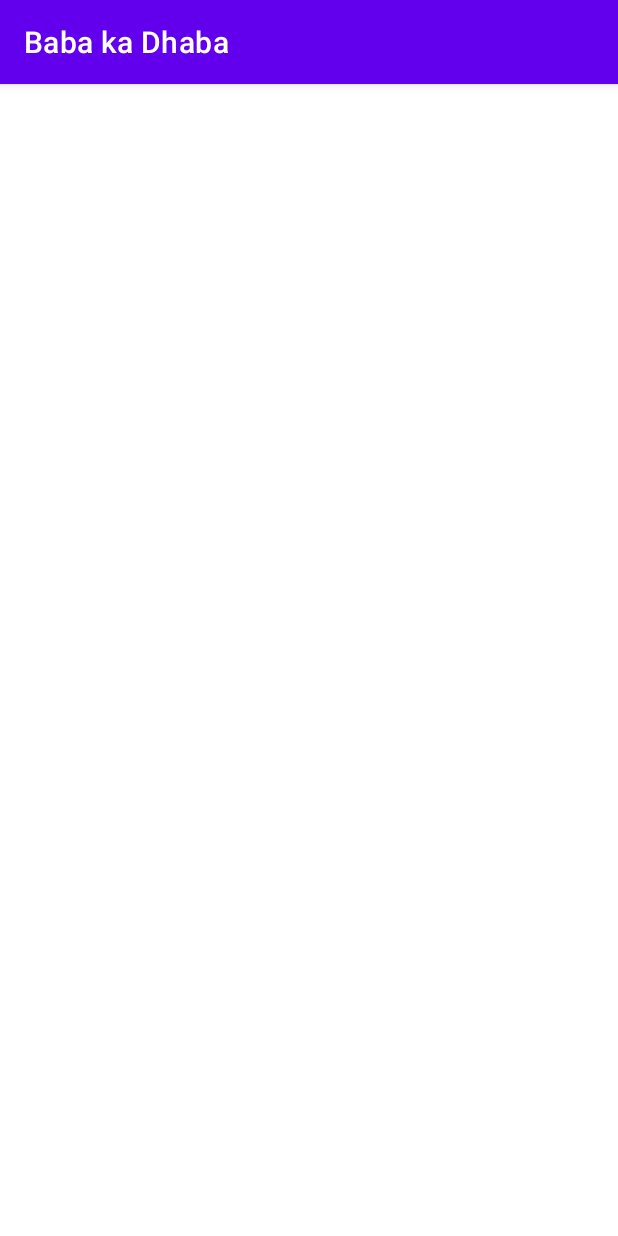
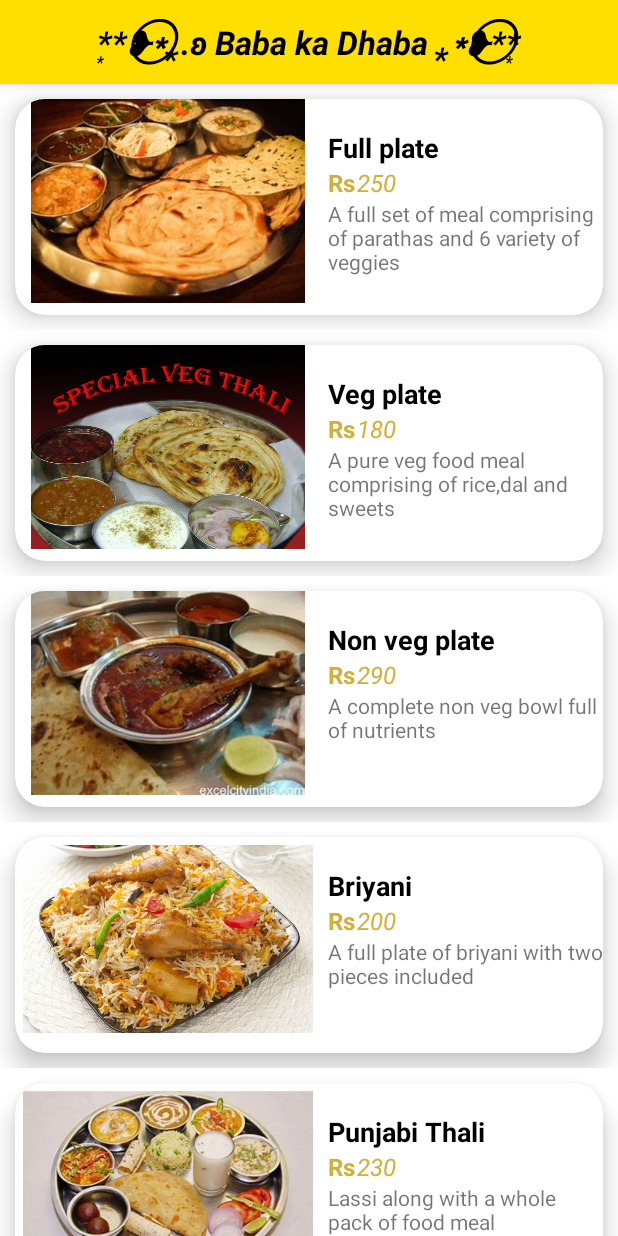
Before and after one commit to Avi2001tech/Baba_ka_Dhaba, an Android app: the screen it shows after launch (MainActivity), on a phone screen of 412 x 824 dp. Run offline under Robolectric (Android 15) with nearby library versions, the phone set to English and light mode, and no system bars.

Commit message:
Created model and adapter class along with the layout of recycler view and food items added

```diff
--- a/app/build.gradle
+++ b/app/build.gradle
@@ -13,6 +13,10 @@ android {
         versionName "1.0"
 
         testInstrumentationRunner "androidx.test.runner.AndroidJUnitRunner"
+    }
+
+    buildFeatures{
+        viewBinding true
     }
 
     buildTypes {
--- /dev/null
+++ b/app/src/main/java/com/example/babakadhaba/Adapters/MainAdapter.java
@@ -0,0 +1,63 @@
+package com.example.babakadhaba.Adapters;
+
+import android.content.Context;
+import android.view.LayoutInflater;
+import android.view.View;
+import android.view.ViewGroup;
+import android.widget.ImageView;
+import android.widget.TextView;
+
+import androidx.annotation.NonNull;
+import androidx.recyclerview.widget.RecyclerView;
+
+import com.example.babakadhaba.Models.MainModel;
+import com.example.babakadhaba.R;
+
+import java.util.ArrayList;
+
+public class MainAdapter extends RecyclerView.Adapter<MainAdapter.viewholder> {
+
+    ArrayList<MainModel> list;
+    Context context;
+
+    public MainAdapter(ArrayList<MainModel> list, Context context) {
+        this.list = list;
+        this.context = context;
+    }
+
+    @NonNull
+    @Override
+    public viewholder onCreateViewHolder(@NonNull ViewGroup parent, int viewType) {
+        View view = LayoutInflater.from(context).inflate(R.layout.food_sample,parent,false);
+        return new viewholder(view);
+    }
+
+    @Override
+    public void onBindViewHolder(@NonNull viewholder holder, int position) {
+        final MainModel model = list.get(position);
+        holder.foodImage.setImageResource(model.getImage());
+        holder.foodName.setText(model.getName());
+        holder.foodPrice.setText(model.getPrice());
+        holder.foodDesc.setText(model.getDescription());
+    }
+
+    @Override
+    public int getItemCount() {
+        return list.size();
+    }
+
+    public class viewholder extends RecyclerView.ViewHolder {
+        ImageView foodImage;
+        TextView foodName,foodPrice,foodDesc;
+
+
+        public viewholder(@NonNull View itemView) {
+            super(itemView);
+
+            foodImage=itemView.findViewById(R.id.food_image);
+            foodName=itemView.findViewById(R.id.food_name);
+            foodPrice=itemView.findViewById(R.id.food_price);
+            foodDesc=itemView.findViewById(R.id.food_desc);
+        }
+    }
+}
--- a/app/src/main/java/com/example/babakadhaba/MainActivity.java
+++ b/app/src/main/java/com/example/babakadhaba/MainActivity.java
@@ -1,14 +1,43 @@
 package com.example.babakadhaba;
 
 import androidx.appcompat.app.AppCompatActivity;
+import androidx.recyclerview.widget.LinearLayoutManager;
 
 import android.os.Bundle;
+import android.view.LayoutInflater;
+
+import com.example.babakadhaba.Adapters.MainAdapter;
+import com.example.babakadhaba.Models.MainModel;
+import com.example.babakadhaba.databinding.ActivityMainBinding;
+
+import java.util.ArrayList;
 
 public class MainActivity extends AppCompatActivity {
+    ActivityMainBinding binding;
 
     @Override
     protected void onCreate(Bundle savedInstanceState) {
         super.onCreate(savedInstanceState);
-        setContentView(R.layout.activity_main);
+        binding = ActivityMainBinding.inflate(getLayoutInflater());
+        setContentView(binding.getRoot());
+
+        ArrayList<MainModel> list = new ArrayList<>();
+        list.add(new MainModel(R.drawable.full_meal_2,"Full plate","250","A full set of meal comprising of parathas and 6 variety of veggies"));
+        list.add(new MainModel(R.drawable.veg,"Veg plate","180","A pure veg food meal comprising of rice,dal and sweets"));
+        list.add(new MainModel(R.drawable.non_veg_thali,"Non veg plate","290","A complete non veg bowl full of nutrients"));
+        list.add(new MainModel(R.drawable.biryani,"Briyani","200","A full plate of briyani with two pieces included"));
+        list.add(new MainModel(R.drawable.punjabi,"Punjabi Thali","230","Lassi along with a whole pack of food meal"));
+        list.add(new MainModel(R.drawable.south,"South thali","180","Get the taste of south in a full plate"));
+        list.add(new MainModel(R.drawable.eggcurry,"Egg Curry","100","One bowl of egg curry with two eggs included"));
+        list.add(new MainModel(R.drawable.paneer_tikka,"Paneer tikka","80","Two grilled high chain pieces of paneer"));
+        list.add(new MainModel(R.drawable.paratha,"Paratha","60","4 pcs of paratha "));
+        list.add(new MainModel(R.drawable.chappati_6_pc,"Roti","30","6 pcs of hot cooked chappati"));
+        list.add(new MainModel(R.drawable.gulab_jamun_4pc,"Gulab Jamun","60","4 pcs of mouth watering gulab jamun to make your day"));
+
+        MainAdapter adapter = new MainAdapter(list,this);
+        binding.recyclerview.setAdapter(adapter);
+
+        LinearLayoutManager layoutManager = new LinearLayoutManager(this);
+        binding.recyclerview.setLayoutManager(layoutManager);
     }
 }
--- /dev/null
+++ b/app/src/main/java/com/example/babakadhaba/Models/MainModel.java
@@ -0,0 +1,45 @@
+package com.example.babakadhaba.Models;
+
+public class MainModel {
+    int image;
+    String name,price,description;
+
+    public MainModel(int image, String name, String price, String description) {
+        this.image = image;
+        this.name = name;
+        this.price = price;
+        this.description = description;
+    }
+
+    public int getImage() {
+        return image;
+    }
+
+    public void setImage(int image) {
+        this.image = image;
+    }
+
+    public String getName() {
+        return name;
+    }
+
+    public void setName(String name) {
+        this.name = name;
+    }
+
+    public String getPrice() {
+        return price;
+    }
+
+    public void setPrice(String price) {
+        this.price = price;
+    }
+
+    public String getDescription() {
+        return description;
+    }
+
+    public void setDescription(String description) {
+        this.description = description;
+    }
+}
--- a/app/src/main/res/layout/activity_main.xml
+++ b/app/src/main/res/layout/activity_main.xml
@@ -7,9 +7,36 @@
     android:orientation="vertical"
     tools:context=".MainActivity">
 
+   <com.google.android.material.appbar.AppBarLayout
+       android:id="@+id/appbar_layout"
+       android:layout_width="match_parent"
+       android:layout_height="wrap_content">
+      <RelativeLayout
+          android:layout_width="match_parent"
+          android:layout_height="wrap_content">
+
+         <androidx.appcompat.widget.Toolbar
+             android:id="@+id/toolbar"
+             android:layout_width="match_parent"
+             android:layout_height="wrap_content"
+             android:theme="@style/ThemeOverlay.AppCompat.ActionBar"></androidx.appcompat.widget.Toolbar>
+
+         <TextView
+             android:layout_centerInParent="true"
+             android:layout_width="wrap_content"
+             android:layout_height="wrap_content"
+             android:textSize="22sp"
+             android:textStyle="bold|italic"
+             android:textColor="@color/black"
+             android:text="*͙*❥⃝∗⁎.ʚ Baba ka Dhaba ⁎∗❥⃝**͙"/>
+
+      </RelativeLayout>
+   </com.google.android.material.appbar.AppBarLayout>
+
    <androidx.recyclerview.widget.RecyclerView
        android:layout_width="match_parent"
-       android:layout_height="match_parent"
-       android:id="@+id/food_items"/>
+       android:layout_height="wrap_content"
+       android:id="@+id/recyclerview"
+       tools:listitem="@layout/food_sample"/>
 
 </LinearLayout>
--- a/app/src/main/res/layout/food_sample.xml
+++ b/app/src/main/res/layout/food_sample.xml
@@ -1,10 +1,11 @@
 <?xml version="1.0" encoding="utf-8"?>
 <LinearLayout xmlns:android="http://schemas.android.com/apk/res/android"
     android:layout_width="match_parent"
-    android:layout_height="match_parent"
+    android:layout_height="wrap_content"
     xmlns:app="http://schemas.android.com/apk/res-auto">
 
     <androidx.cardview.widget.CardView
+        android:padding="5dp"
         android:layout_margin="10dp"
         android:layout_width="match_parent"
         android:layout_height="144dp"
@@ -17,12 +18,14 @@
             android:orientation="horizontal">
 
             <ImageView
+                android:id="@+id/food_image"
                 android:layout_width="0dp"
                 android:padding="5dp"
                 android:layout_height="match_parent"
                 android:scaleType="centerCrop"
                 android:src="@drawable/eggcurry"
                 android:layout_weight="1"
+                android:layout_marginStart="5dp"
                 android:layout_marginBottom="8dp"/>
 
             <LinearLayout
@@ -32,9 +35,10 @@
                 android:orientation="vertical">
 
                 <TextView
+                    android:id="@+id/food_name"
                     android:layout_width="match_parent"
                     android:layout_height="wrap_content"
-                    android:textSize="24sp"
+                    android:textSize="18sp"
                     android:textColor="#000000"
                     android:text="Name"
                     android:layout_marginTop="20dp"
@@ -48,26 +52,28 @@
                     <TextView
                         android:layout_width="wrap_content"
                         android:layout_height="wrap_content"
-                        android:textSize="20sp"
+                        android:textSize="16sp"
                         android:textColor="#d4af37"
                         android:text="Rs"
                         android:layout_marginStart="10dp"
                         android:textStyle="bold"/>
 
                     <TextView
+                        android:id="@+id/food_price"
                         android:layout_width="wrap_content"
                         android:layout_height="wrap_content"
-                        android:textSize="20sp"
+                        android:textSize="16sp"
                         android:textColor="#d4af37"
                         android:text="Price"
-                        android:layout_marginStart="10dp"
+                        android:layout_marginStart="1dp"
                         android:textStyle="italic"/>
 
                 </LinearLayout>
                 <TextView
+                    android:id="@+id/food_desc"
                     android:layout_width="wrap_content"
                     android:layout_height="wrap_content"
-                    android:textSize="16sp"
+                    android:textSize="14sp"
                     android:text="Describe the item along with its offer period"
                     android:layout_marginStart="10dp"/>
 
--- a/app/src/main/res/values-night/themes.xml
+++ b/app/src/main/res/values-night/themes.xml
@@ -1,6 +1,6 @@
 <resources xmlns:tools="http://schemas.android.com/tools">
     <!-- Base application theme. -->
-    <style name="Theme.BabaKaDhaba" parent="Theme.MaterialComponents.DayNight.DarkActionBar">
+    <style name="Theme.BabaKaDhaba" parent="Theme.MaterialComponents.DayNight.NoActionBar">
         <!-- Primary brand color. -->
         <item name="colorPrimary">@color/purple_200</item>
         <item name="colorPrimaryVariant">@color/purple_700</item>
--- a/app/src/main/res/values/themes.xml
+++ b/app/src/main/res/values/themes.xml
@@ -1,9 +1,9 @@
 <resources xmlns:tools="http://schemas.android.com/tools">
     <!-- Base application theme. -->
-    <style name="Theme.BabaKaDhaba" parent="Theme.MaterialComponents.DayNight.DarkActionBar">
+    <style name="Theme.BabaKaDhaba" parent="Theme.MaterialComponents.DayNight.NoActionBar">
         <!-- Primary brand color. -->
-        <item name="colorPrimary">@color/purple_500</item>
-        <item name="colorPrimaryVariant">@color/purple_700</item>
+        <item name="colorPrimary">#ffdf00</item>
+        <item name="colorPrimaryVariant">#ffdf00</item>
         <item name="colorOnPrimary">@color/white</item>
         <!-- Secondary brand color. -->
         <item name="colorSecondary">@color/teal_200</item>
```
Also changed, not shown: app/src/main/res/drawable/punjabi.jpg (renamed from app/src/main/res/drawable/punjabiThali.jpg), app/src/main/res/drawable/south.jpg (renamed from app/src/main/res/drawable/southIndianThali.jpg), app/src/main/res/drawable/veg.jpg (renamed from app/src/main/res/drawable/vegThali.jpg).
